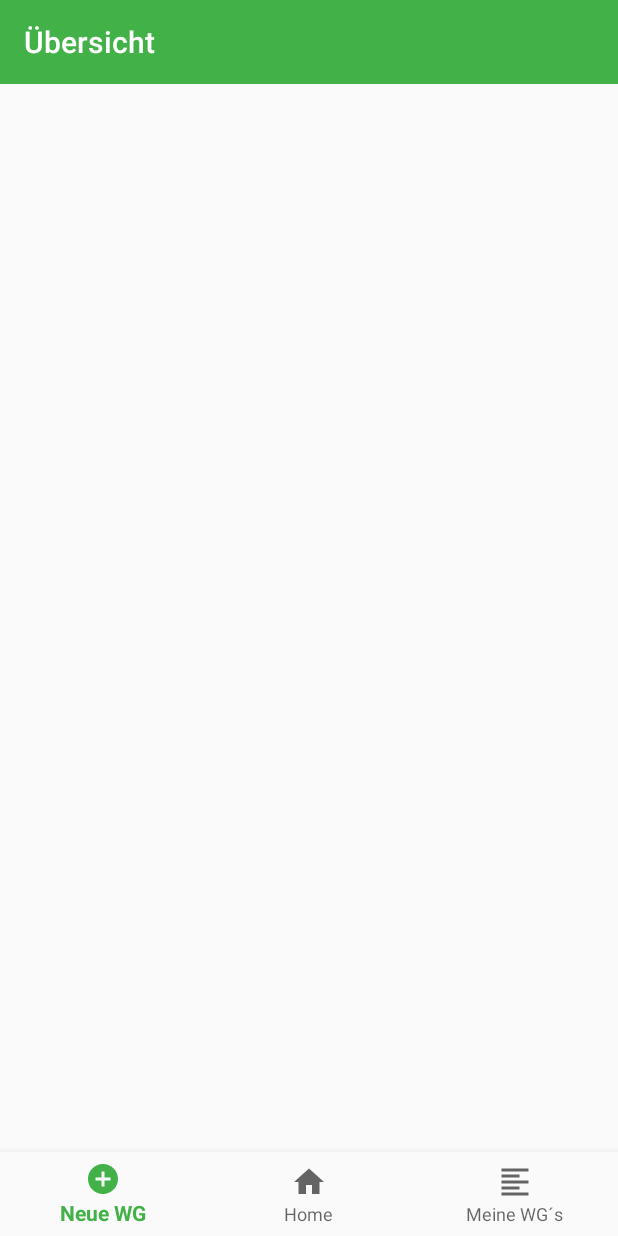
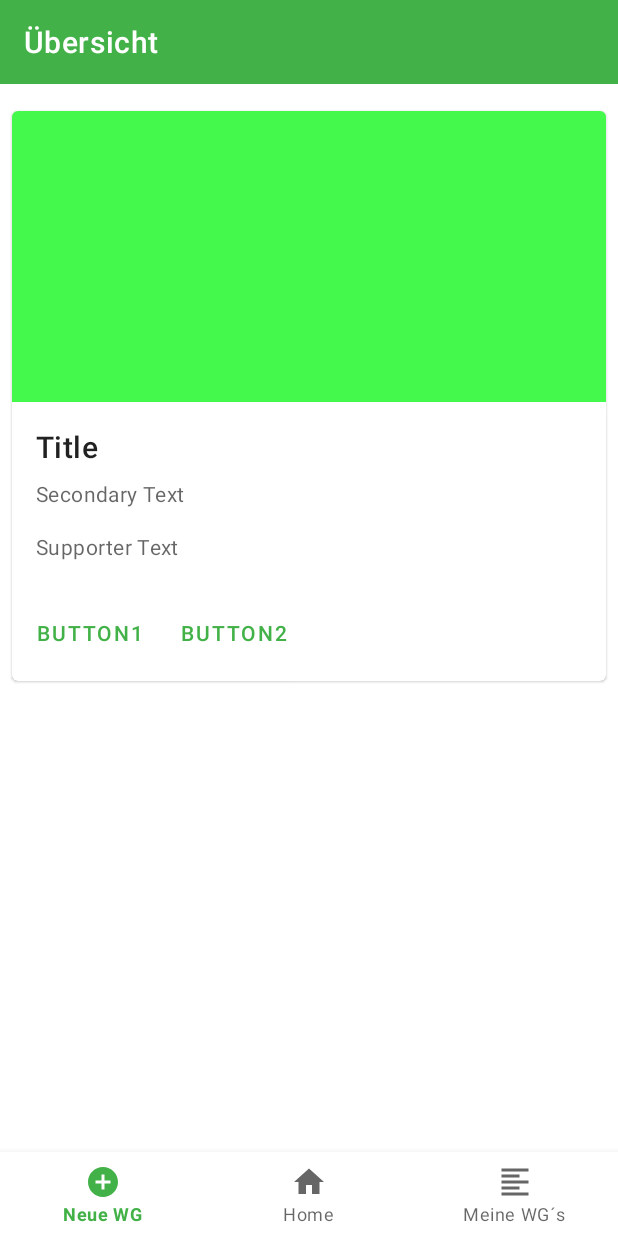
Before and after one commit to JPPASCHETAG/WG_ABRECHNUNG, an Android app: the DashboardFragment screen opened through its navigation route, on a phone screen of 412 x 824 dp. Run offline under Robolectric (Android 15) with nearby library versions, the phone set to English and light mode, and no system bars; our stand-ins replace Firebase (no records; nobody signed in at launch, a user with empty details on screens opened directly), navigation-ui.

Commit message:
Karte hinzugefügt

```diff
--- a/app/build.gradle
+++ b/app/build.gradle
@@ -27,6 +27,7 @@ android {
 dependencies {
     implementation fileTree(dir: 'libs', include: ['*.jar'])
 
+    implementation 'com.google.android.material:material:1.1.0'
     implementation 'androidx.appcompat:appcompat:1.1.0'
     implementation 'com.google.android.material:material:1.1.0'
     implementation 'androidx.constraintlayout:constraintlayout:1.1.3'
--- a/app/src/main/res/layout/fragment_dashboard.xml
+++ b/app/src/main/res/layout/fragment_dashboard.xml
@@ -17,4 +17,90 @@
         app:titleTextColor="#FFFFFF"
         tools:ignore="MissingConstraints" />
 
+    <LinearLayout
+        android:layout_width="match_parent"
+        android:layout_height="match_parent"
+        android:layout_marginTop="66dp">
+
+        <com.google.android.material.card.MaterialCardView
+            android:id="@+id/card"
+            android:layout_width="match_parent"
+            android:layout_height="wrap_content"
+            android:layout_margin="8dp">
+
+            <LinearLayout
+                android:layout_width="match_parent"
+                android:layout_height="wrap_content"
+                android:orientation="vertical">
+
+                <!-- Media -->
+                <ImageView
+                    android:layout_width="match_parent"
+                    android:layout_height="194dp"
+                    app:srcCompat="@color/colorAccent"
+                    android:scaleType="centerCrop"
+                    android:contentDescription="Bildbeschreibung"
+                    />
+
+                <LinearLayout
+                    android:layout_width="match_parent"
+                    android:layout_height="wrap_content"
+                    android:orientation="vertical"
+                    android:padding="16dp">
+
+                    <!-- Title, secondary and supporting text -->
+                    <TextView
+                        android:layout_width="wrap_content"
+                        android:layout_height="wrap_content"
+                        android:text="Title"
+                        android:textAppearance="?attr/textAppearanceHeadline6"
+                        />
+                    <TextView
+                        android:layout_width="wrap_content"
+                        android:layout_height="wrap_content"
+                        android:layout_marginTop="8dp"
+                        android:text="Secondary Text"
+                        android:textAppearance="?attr/textAppearanceBody2"
+                        android:textColor="?android:attr/textColorSecondary"
+                        />
+                    <TextView
+                        android:layout_width="wrap_content"
+                        android:layout_height="wrap_content"
+                        android:layout_marginTop="16dp"
+                        android:text="Supporter Text"
+                        android:textAppearance="?attr/textAppearanceBody2"
+                        android:textColor="?android:attr/textColorSecondary"
+                        />
+
+                </LinearLayout>
+
+                <!-- Buttons -->
+                <LinearLayout
+                    android:layout_width="wrap_content"
+                    android:layout_height="wrap_content"
+                    android:layout_margin="8dp"
+                    android:orientation="horizontal">
+                    <com.google.android.material.button.MaterialButton
+                        android:layout_width="wrap_content"
+                        android:layout_height="wrap_content"
+                        android:layout_marginEnd="8dp"
+                        android:text="Button1"
+                        style="?attr/borderlessButtonStyle"
+                        />
+                    <com.google.android.material.button.MaterialButton
+                        android:layout_width="wrap_content"
+                        android:layout_height="wrap_content"
+                        android:text="Button2"
+                        style="?attr/borderlessButtonStyle"
+                        />
+                </LinearLayout>
+
+            </LinearLayout>
+
+        </com.google.android.material.card.MaterialCardView>
+
+    </LinearLayout>
+
+
+
 </RelativeLayout>
--- a/app/src/main/res/values/styles.xml
+++ b/app/src/main/res/values/styles.xml
@@ -1,7 +1,7 @@
 <resources>
 
     <!-- Base application theme. -->
-    <style name="AppTheme" parent="Theme.AppCompat.Light.NoActionBar">
+    <style name="AppTheme" parent="Theme.MaterialComponents.Light.NoActionBar">
         <!-- Customize your theme here. -->
         <item name="colorPrimary">@color/colorPrimary</item>
         <item name="colorPrimaryDark">@color/colorPrimaryDark</item>
```
